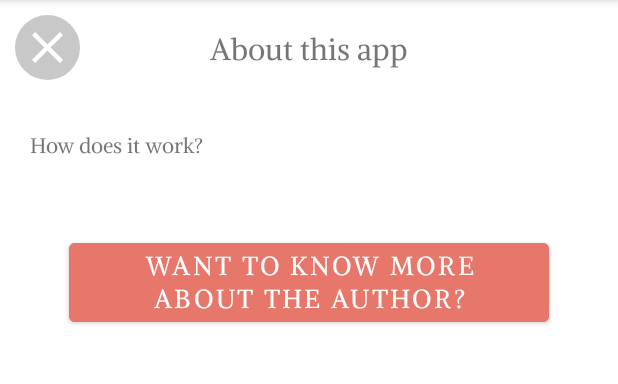
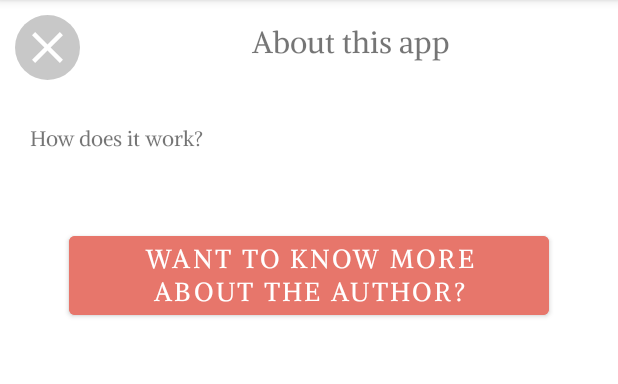
Before and after one commit to Klara-Iva/Interesti, an Android app: the FirstFragment screen opened directly, with no data from a screen before it, on a phone screen of 412 x 824 dp, the part 84-468 px from its top. Run offline under Robolectric (Android 15) with nearby library versions, the phone set to English and light mode, and no system bars; our stand-ins replace Firebase (no records; nobody signed in at launch, a user with empty details on screens opened directly); 1 statement that could not run was skipped.

Commit message:
layout margins fixed

```diff
--- a/app/build.gradle
+++ b/app/build.gradle
@@ -25,8 +25,8 @@ android {
 
         }
         debug{
-            minifyEnabled false
-            shrinkResources false
+            minifyEnabled true
+            shrinkResources true
         }
     }
     compileOptions {
--- a/app/src/main/res/layout/aboutappfragment.xml
+++ b/app/src/main/res/layout/aboutappfragment.xml
@@ -20,7 +20,7 @@
 
             <TextView
                 android:id="@+id/descriptionabout"
-                android:layout_width="wrap_content"
+                android:layout_width="match_parent"
                 android:layout_height="wrap_content"
                 android:layout_below="@+id/textView3"
 
@@ -31,16 +31,19 @@
                 android:layout_marginRight="20dp"
                 android:layout_marginBottom="30dp"
                 android:fontFamily="@font/alike"
-               android:textAlignment="viewStart"
-                android:text="How does it work?" />
+                android:text="How does it work?"
+                android:textAlignment="viewStart" />
 
             <TextView
                 android:id="@+id/textView3"
-                android:layout_width="335dp"
+                android:layout_width="213dp"
                 android:layout_height="38dp"
                 android:layout_alignParentTop="true"
-                android:layout_centerHorizontal="true"
-                android:layout_marginTop="20dp"
+                android:layout_alignParentEnd="true"
+                android:layout_marginStart="63dp"
+                android:layout_marginTop="15dp"
+                android:layout_marginEnd="72dp"
+                android:layout_toEndOf="@+id/buttonapp"
                 android:fontFamily="@font/alike"
                 android:text="About this app"
                 android:textAlignment="center"
@@ -66,17 +69,19 @@
                 android:id="@+id/buttonapp"
                 android:layout_width="wrap_content"
                 android:layout_height="wrap_content"
+                android:layout_marginStart="10dp"
+                android:layout_marginTop="10dp"
+                android:layout_marginEnd="10dp"
+                android:layout_marginBottom="10dp"
                 android:background="@drawable/circle_37"
                 android:backgroundTint="?colorOnSecondary"
+                android:padding="4dp"
+                android:scaleType="centerInside"
                 app:layout_constraintEnd_toEndOf="parent"
                 app:layout_constraintHorizontal_bias="0.0"
                 app:layout_constraintStart_toStartOf="parent"
                 app:layout_constraintTop_toTopOf="parent"
-                android:padding="4dp"
-                android:layout_margin="10dp"
-                app:srcCompat="@drawable/backbtn"
-                android:scaleType="centerInside"
-                />
+                app:srcCompat="@drawable/backbtn" />
         </RelativeLayout>
     </ScrollView>
 </FrameLayout>
--- a/app/src/main/res/layout/recycledviewver.xml
+++ b/app/src/main/res/layout/recycledviewver.xml
@@ -25,7 +25,7 @@
         tools:ignore="MissingConstraints" />
 
     <ImageButton
-        android:id="@+id/buttonapp"
+        android:id="@+id/buttonback"
         android:layout_width="30dp"
         android:layout_height="30dp"
         android:layout_marginStart="5dp"
```
Also changed, not shown: app/src/main/java/com/example/myapplication/MainView.kt (+25 -1 lines), app/src/main/res/layout/aboutmefragment.xml (+9 -5 lines).
